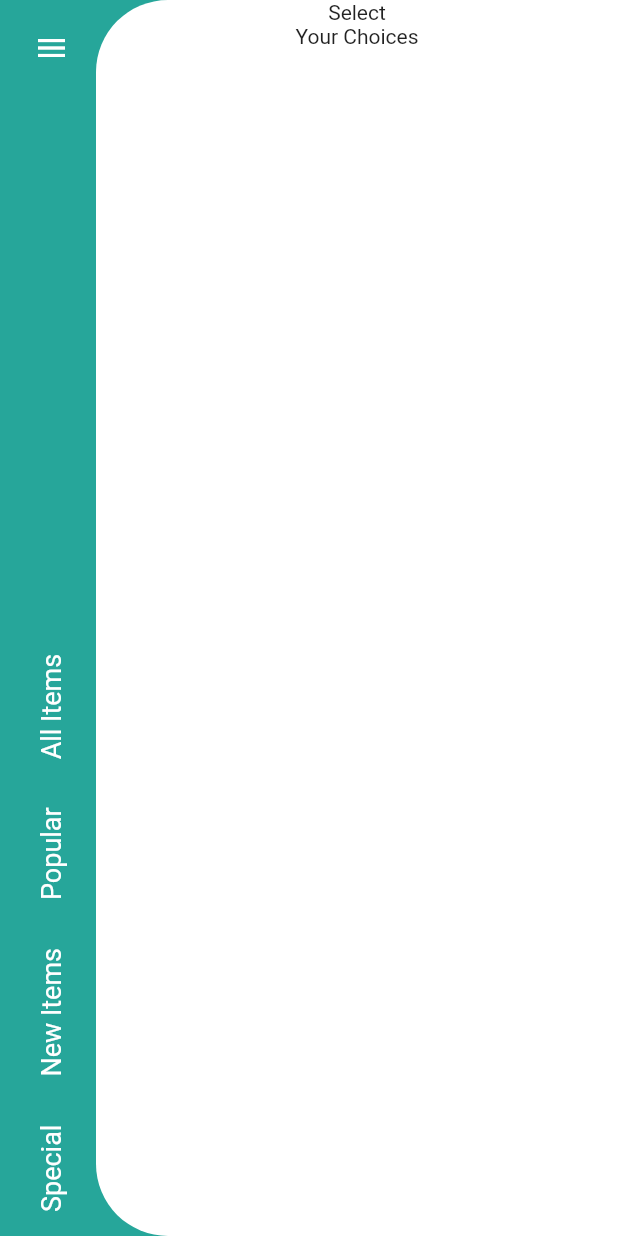
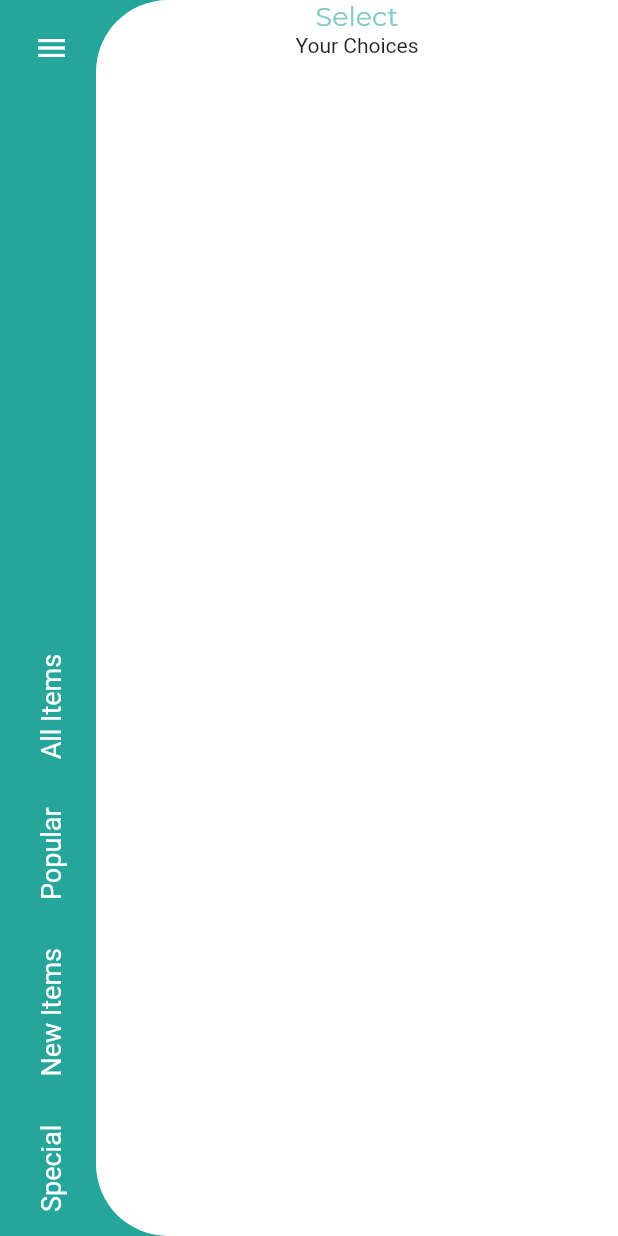
Before and after one commit to JAICHANGPARK/flutter_notebook_8th_story, a Flutter app: the screen it shows after launch, on a phone screen of 412 x 824 dp. Run offline on Flutter 3.47's test engine with Material 2 defaults, Android fonts, the phone set to English and light mode, and no system bars; our stand-ins replace badges, google_fonts.

Commit message:
Update food_main_page.dart

```diff
--- a/lib/ep566_food_delivery_app/food_main_page.dart
+++ b/lib/ep566_food_delivery_app/food_main_page.dart
@@ -1,4 +1,5 @@
 import 'package:flutter/material.dart';
+import 'package:google_fonts/google_fonts.dart';
 
 class FoodMainPage extends StatefulWidget {
   @override
@@ -82,7 +83,10 @@ class _FoodMainPageState extends State<FoodMainPage> {
                     color: Colors.white),
                 child: Column(
                   children: [
-                    Text("Select",),
+                    Text("Select",style: GoogleFonts.montserrat(
+                      fontSize: 18,
+                      color: Colors.teal[200]
+                    ),),
                     Text("Your Choices")
                   ],
                 ),
```
